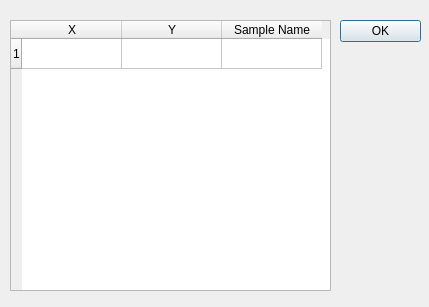
Qt form ui/samplesposition.ui (SESAME-Synchrotron/HESEBScanTool) before a commit.
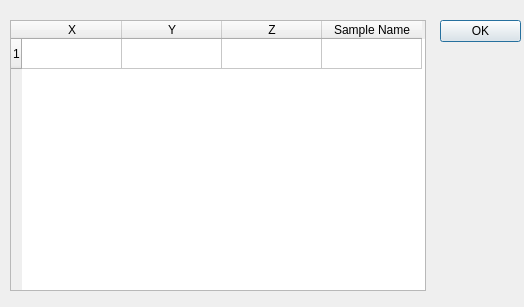
The same form after that commit.

What changed in the file:
```diff
--- a/ui/samplesposition.ui
+++ b/ui/samplesposition.ui
@@ -6,7 +6,7 @@
    <rect>
     <x>0</x>
     <y>0</y>
-    <width>429</width>
+    <width>524</width>
     <height>307</height>
    </rect>
   </property>
@@ -16,7 +16,7 @@
   <widget class="QDialogButtonBox" name="buttonBox">
    <property name="geometry">
     <rect>
-     <x>340</x>
+     <x>440</x>
      <y>20</y>
      <width>81</width>
      <height>61</height>
@@ -34,7 +34,7 @@
     <rect>
      <x>10</x>
      <y>20</y>
-     <width>321</width>
+     <width>416</width>
      <height>271</height>
     </rect>
    </property>
@@ -53,6 +53,11 @@
      <string>Y</string>
     </property>
    </column>
+   <column>
+    <property name="text">
+     <string>Z</string>
+    </property>
+   </column>
    <column>
     <property name="text">
      <string>Sample Name</string>
```
